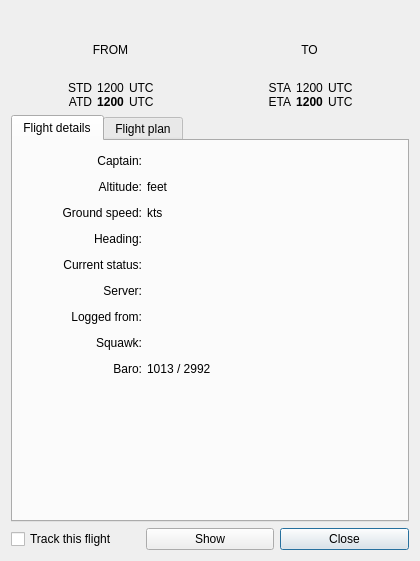
Before: the Qt Designer form source/ui/windows/flightdetailswindow.ui in Vatsinator/vatsinator-legacy, drawn with Qt 5.
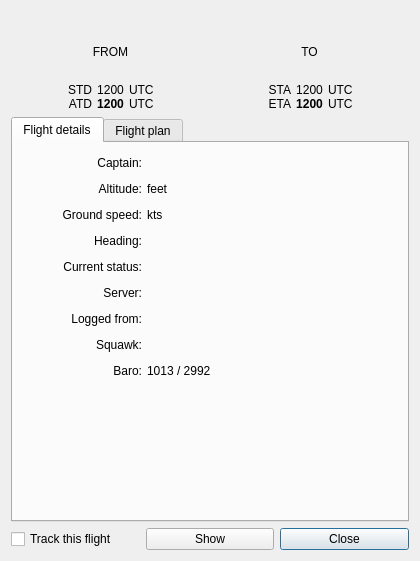
After: the same form once the commit is applied. Icons and pictures are not drawn. Custom widgets are drawn as their Qt base class.

What changed in the file:
```diff
--- a/source/ui/windows/flightdetailswindow.ui
+++ b/source/ui/windows/flightdetailswindow.ui
@@ -39,20 +39,26 @@
      <item>
       <layout class="QHBoxLayout" name="horizontalLayout_3">
        <item>
-        <widget class="QLabel" name="AirlineLogoLabel">
-         <property name="maximumSize">
+        <spacer name="horizontalSpacer_4">
+         <property name="orientation">
+          <enum>Qt::Horizontal</enum>
+         </property>
+         <property name="sizeHint" stdset="0">
           <size>
-           <width>85</width>
-           <height>18</height>
+           <width>40</width>
+           <height>20</height>
           </size>
          </property>
-         <property name="text">
-          <string/>
-         </property>
-        </widget>
+        </spacer>
        </item>
        <item>
         <widget class="QLabel" name="AirlineLabel">
+         <property name="minimumSize">
+          <size>
+           <width>85</width>
+           <height>15</height>
+          </size>
+         </property>
          <property name="text">
           <string/>
          </property>
@@ -67,12 +73,12 @@
           <enum>Qt::Horizontal</enum>
          </property>
          <property name="sizeType">
-          <enum>QSizePolicy::Fixed</enum>
+          <enum>QSizePolicy::Expanding</enum>
          </property>
          <property name="sizeHint" stdset="0">
           <size>
-           <width>85</width>
-           <height>18</height>
+           <width>0</width>
+           <height>0</height>
           </size>
          </property>
         </spacer>
```
